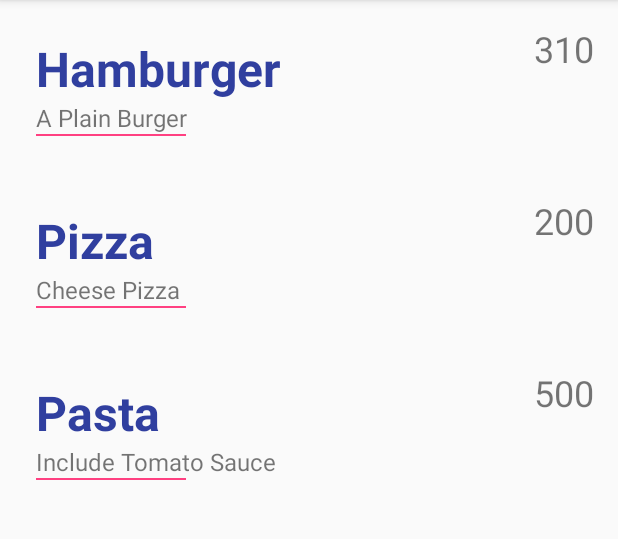
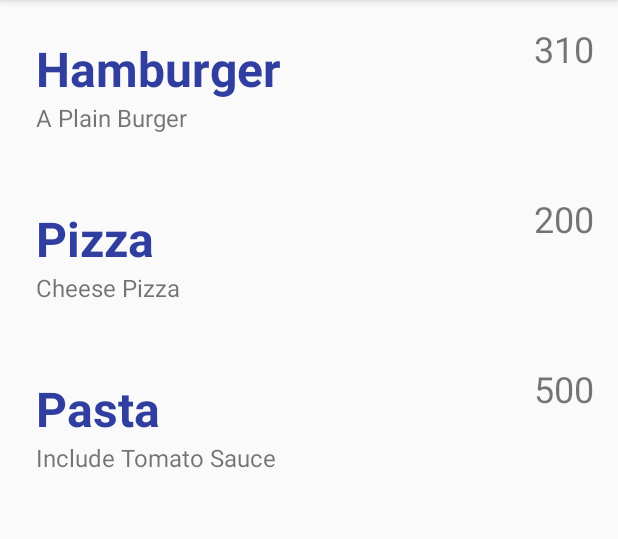
Before and after one commit to matthewwen/PurdueDietDining, an Android app: the screen it shows after launch (MainActivity), on a phone screen of 412 x 824 dp, the part 84-623 px from its top. Run offline under Robolectric (Android 15) with nearby library versions, the phone set to English and light mode, and no system bars.

Commit message:
Unknown change in the recycle view

```diff
--- a/app/src/main/res/layout/main_item_recycle_view.xml
+++ b/app/src/main/res/layout/main_item_recycle_view.xml
@@ -12,6 +12,8 @@
         android:layout_height="wrap_content"
         android:orientation="vertical"
         android:padding="8dp">
+
+
 
         <TextView
             android:id="@+id/name_food_tv"
@@ -28,10 +30,6 @@
             android:layout_height="wrap_content"
             android:textSize="16dp"/>
 
-        <View
-            android:layout_width="100dp"
-            android:layout_height="1dp"
-            android:background="@color/colorAccent"/>
 
     </LinearLayout>
 
```
